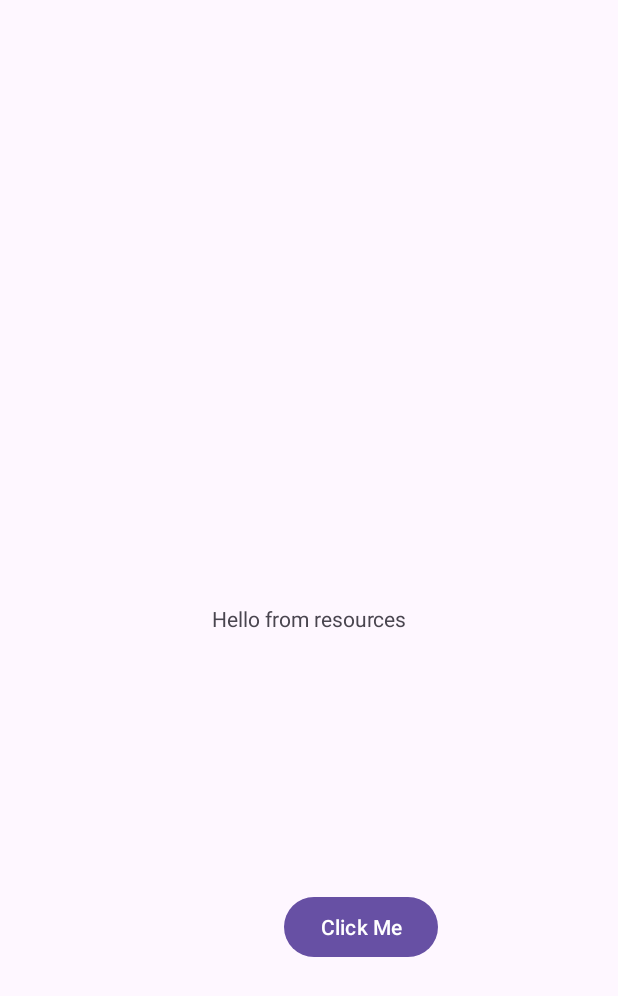
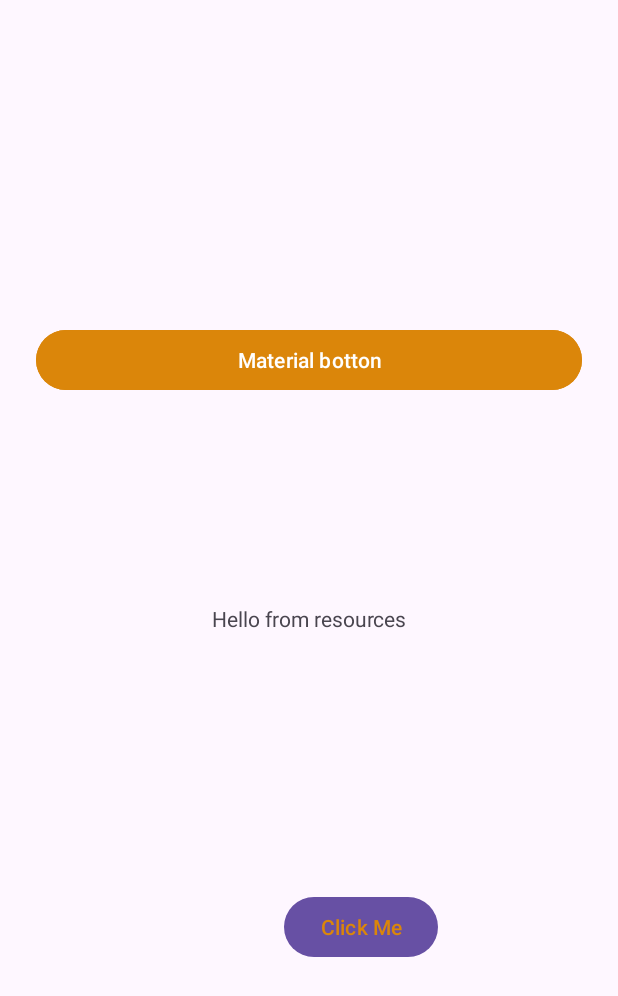
Before and after one commit to aymanibaida/nit3213h2b3, an Android app: the screen it shows after launch (MainActivity), on a phone screen of 412 x 824 dp. Shown: the top 996 px of the screen. Run offline under Robolectric (Android 15) with nearby library versions, the phone set to English and light mode, and no system bars.

Commit message:
material design

```diff
--- a/app/src/main/res/layout/activity_main.xml
+++ b/app/src/main/res/layout/activity_main.xml
@@ -17,8 +17,24 @@
         app:layout_constraintStart_toStartOf="parent"
         app:layout_constraintTop_toTopOf="parent" />
 
+
+    <Button
+        style="?attr/materialButtonTonalStyle"
+        android:layout_width="match_parent"
+        android:layout_height="wrap_content"
+        android:backgroundTint="@color/aymantextcolor"
+        android:layout_marginStart="24dp"
+        android:layout_marginTop="216dp"
+        android:layout_marginEnd="24dp"
+        android:checkable="true"
+        android:text="Material botton"
+        app:layout_constraintEnd_toEndOf="parent"
+        app:layout_constraintStart_toStartOf="parent"
+        app:layout_constraintTop_toTopOf="parent" />
+
     <Button
         android:id="@+id/buttonMain"
+        android:textColor="@color/aymantextcolor"
         android:layout_width="wrap_content"
         android:layout_height="wrap_content"
         android:layout_marginStart="195dp"
--- a/app/src/main/res/values/colors.xml
+++ b/app/src/main/res/values/colors.xml
@@ -2,4 +2,5 @@
 <resources>
     <color name="black">#FF000000</color>
     <color name="white">#FFFFFFFF</color>
+    <color name="aymantextcolor">#DB860A</color>
 </resources>
```
